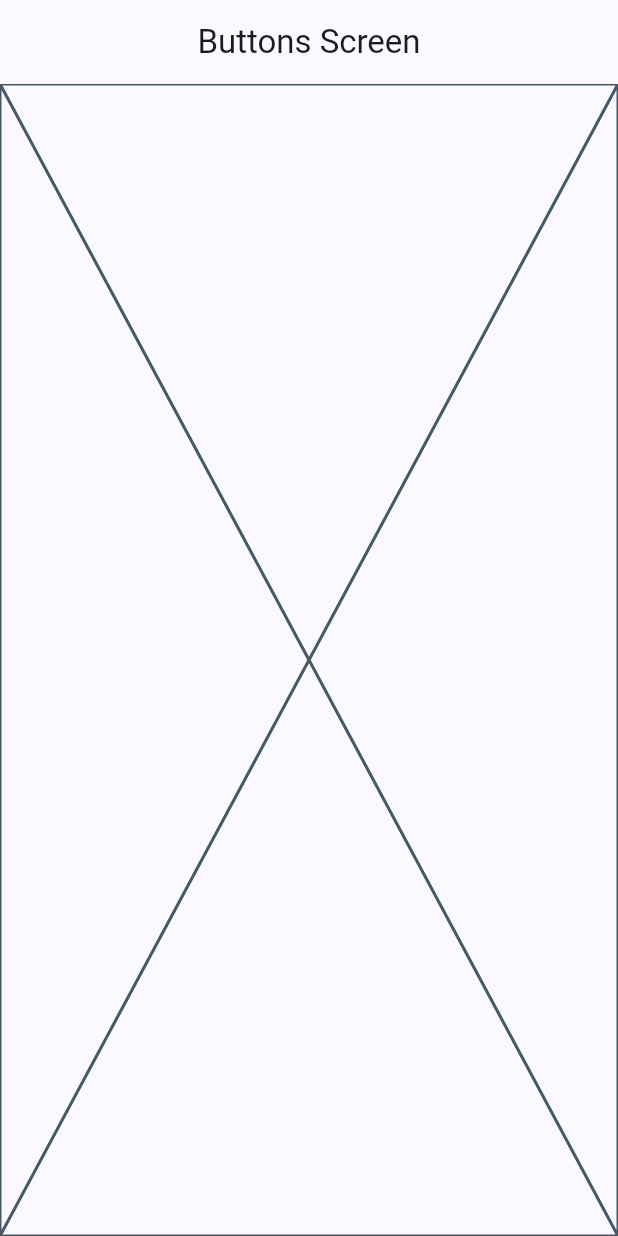
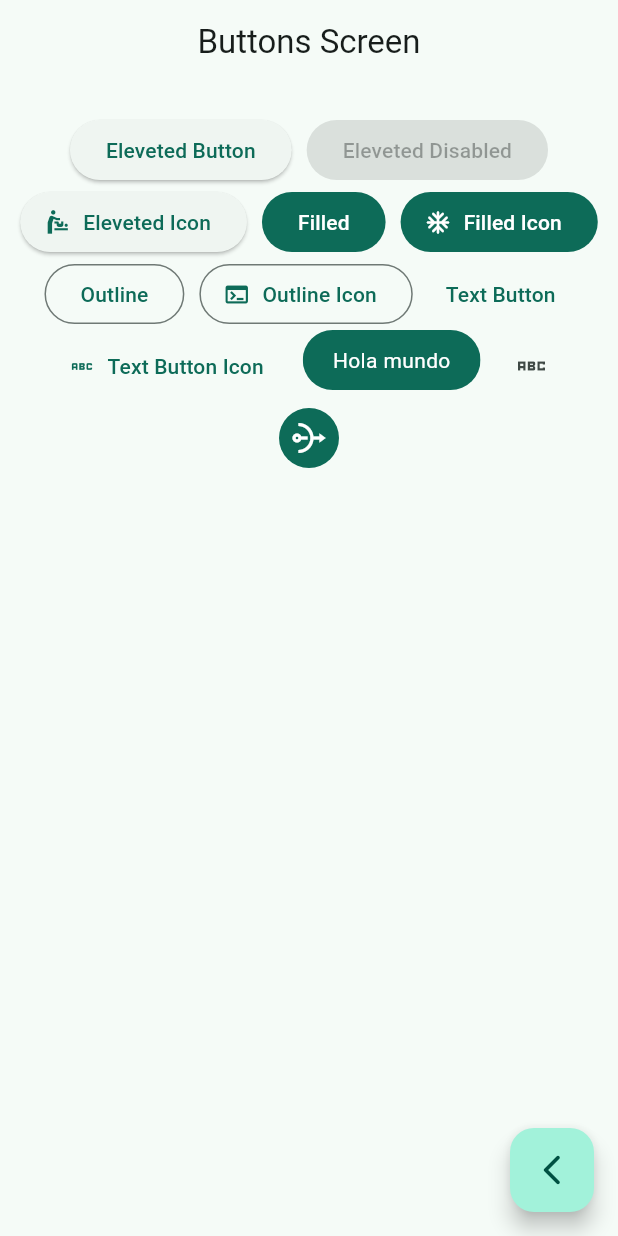
Before and after one commit to David-Maldonado/widgets_app, a Flutter app: the ButtonsScreen screen opened by its route, on a phone screen of 412 x 824 dp. Run offline on Flutter 3.47's test engine with Material 3 defaults, Android fonts, the phone set to English and light mode, and no system bars; our stand-ins replace go_router.

Commit message:
button screen finished

```diff
--- a/lib/main.dart
+++ b/lib/main.dart
@@ -13,7 +13,7 @@ class MainApp extends StatelessWidget {
     return MaterialApp.router(
       routerConfig: router,
       debugShowCheckedModeBanner: false,
-      theme: AppTheme(selectedColor: 5).getTheme(),
+      theme: AppTheme(selectedColor: 2).getTheme(),
 
       //!lo comentado es una forma de configurar rutas, comentado anteriormente
       //!pero lo recomendable es usar go_route
--- a/lib/presentation/screens/buttons/buttons_screen.dart
+++ b/lib/presentation/screens/buttons/buttons_screen.dart
@@ -1,4 +1,5 @@
 import 'package:flutter/material.dart';
+import 'package:go_router/go_router.dart';
 
 class ButtonsScreen extends StatelessWidget {
   //!se define un nombre para cada pantalla para usar con goRoute.
@@ -13,7 +14,97 @@ class ButtonsScreen extends StatelessWidget {
       appBar: AppBar(
         title: const Text('Buttons Screen'),
       ),
-      body: const Placeholder(),
+      body: const _ButtonsView(),
+      floatingActionButton: FloatingActionButton(
+        child: const Icon(Icons.arrow_back_ios_new_rounded),
+        onPressed: () {
+          context.pop();
+        },
+      ),
     );
   }
 }
+
+class _ButtonsView extends StatelessWidget {
+  const _ButtonsView();
+
+  //!Ejemplo de como devolver con un get el valor al label
+  get label => const Text('Filled Icon');
+
+  @override
+  Widget build(BuildContext context) {
+    final colors = Theme.of(context).colorScheme;
+    return SizedBox(
+      width: double.infinity,
+      child: Padding(
+        padding: const EdgeInsets.symmetric(horizontal: 10, vertical: 20),
+        child: Wrap(
+          spacing: 10,
+          alignment: WrapAlignment.center,
+          children: [
+            ElevatedButton(
+                onPressed: () {}, child: const Text('Eleveted Button')),
+            const ElevatedButton(
+                onPressed: null, child: Text('Eleveted Disabled')),
+            ElevatedButton.icon(
+                onPressed: () {},
+                icon: const Icon(Icons.baby_changing_station),
+                label: const Text('Eleveted Icon')),
+            FilledButton(onPressed: () {}, child: const Text('Filled')),
+            FilledButton.icon(
+                onPressed: () {},
+                icon: const Icon(Icons.ac_unit_rounded),
+                label: label),
+            OutlinedButton(onPressed: () {}, child: const Text('Outline')),
+            OutlinedButton.icon(
+                onPressed: () {},
+                icon: const Icon(Icons.terminal),
+                label: const Text('Outline Icon')),
+            TextButton(onPressed: () {}, child: const Text('Text Button')),
+            TextButton.icon(
+                onPressed: () {},
+                icon: const Icon(Icons.abc),
+                label: const Text('Text Button Icon')),
+            const CustomButton(),
+            IconButton(onPressed: () {}, icon: const Icon(Icons.abc_sharp)),
+            IconButton(
+              onPressed: () {},
+              icon: const Icon(Icons.nat),
+              style: ButtonStyle(
+                  backgroundColor: MaterialStatePropertyAll(colors.primary),
+                  iconColor: const MaterialStatePropertyAll(Colors.white)),
+            )
+          ],
+        ),
+      ),
+    );
+  }
+}
+
+class CustomButton extends StatelessWidget {
+  const CustomButton({super.key});
+
+//!El widget ClipRRect nos ayuda a dar forma al botón
+//!El Material a poder ir agregando propoedasdes de material
+//!InkWell a darle interactividad
+  @override
+  Widget build(BuildContext context) {
+    final colors = Theme.of(context).colorScheme;
+    return ClipRRect(
+      borderRadius: BorderRadius.circular(20),
+      child: Material(
+        color: colors.primary,
+        child: InkWell(
+          onTap: () {},
+          child: const Padding(
+            padding: EdgeInsets.symmetric(horizontal: 20, vertical: 10),
+            child: Text(
+              'Hola mundo',
+              style: TextStyle(color: Colors.white),
+            ),
+          ),
+        ),
+      ),
+    );
+  }
+}
```
